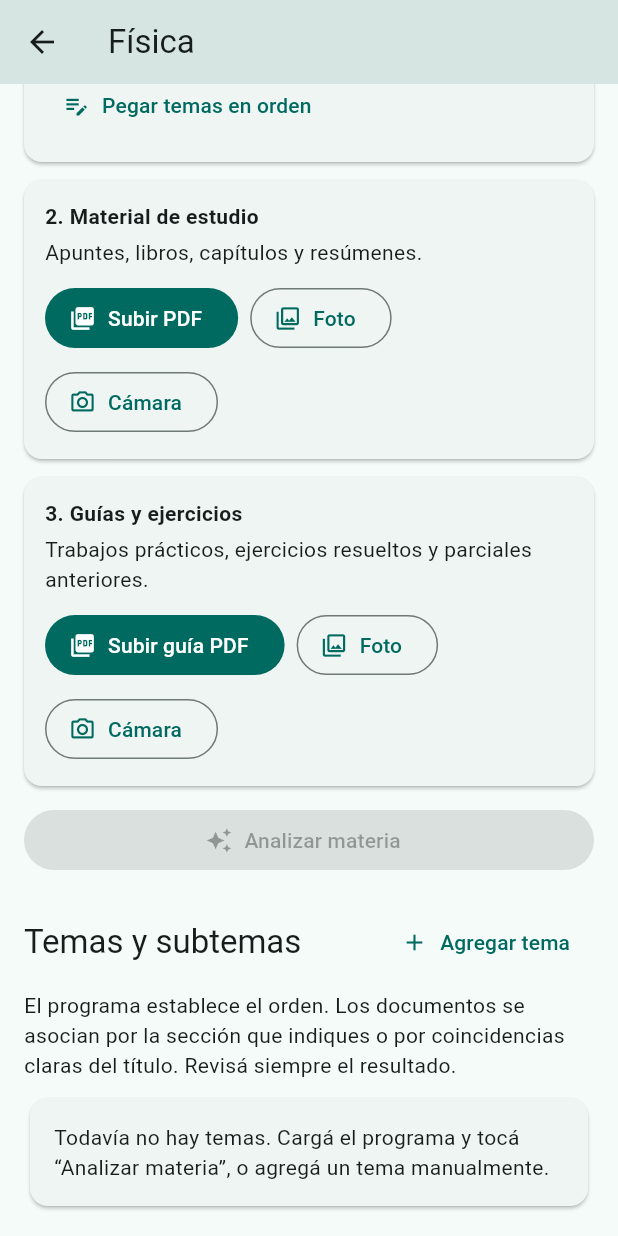
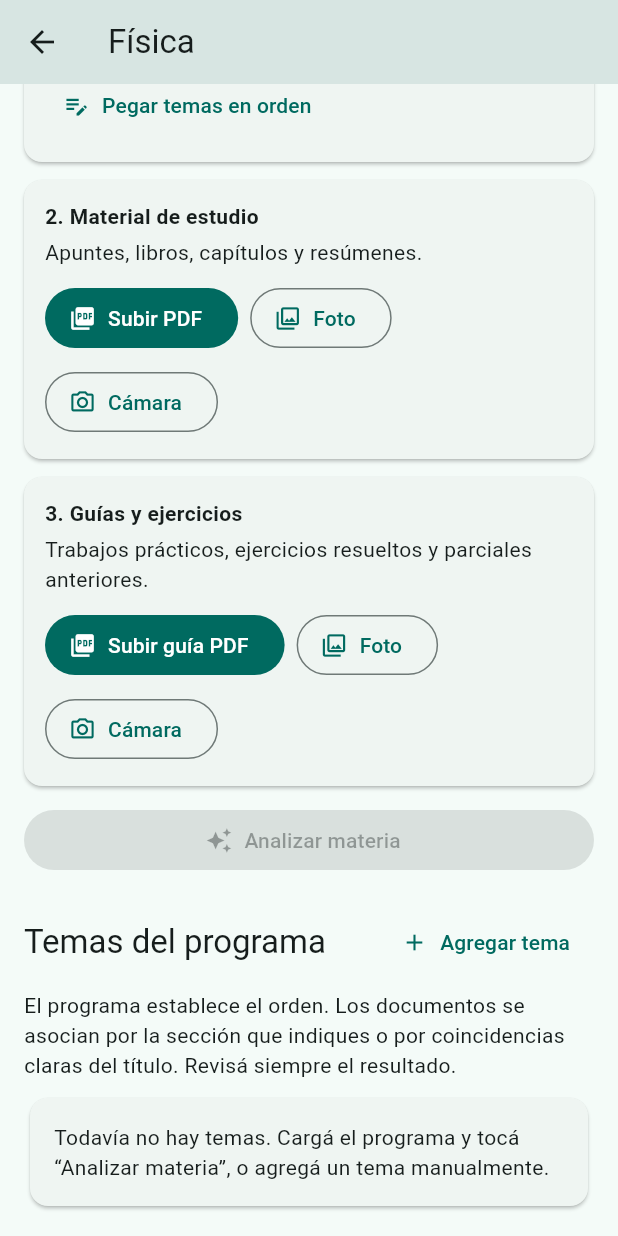
Before and after one commit to winnie141/life-rpg, a Flutter app: the _SubjectDetailPage screen opened directly with sample values from the repository, scrolled down 188 dp, on a phone screen of 412 x 824 dp. Run offline on Flutter 3.47's test engine with Material 3 defaults, Android fonts, the phone set to English and light mode, and no system bars; our stand-ins replace file_picker, image_picker, open_filex, shared_preferences; missing offline and left inert: google_mlkit_text_recognition, syncfusion_flutter_pdf; accounts and stored records are empty.

Commit message:
Clarify syllabus topic list label

```diff
--- a/lib/subject_library_screen.dart
+++ b/lib/subject_library_screen.dart
@@ -739,7 +739,7 @@ class _SubjectDetailPageState extends State<_SubjectDetailPage> {
           ),
           const SizedBox(height: 20),
           Row(children: [
-            Expanded(child: Text('Temas y subtemas', style: Theme.of(context).textTheme.titleLarge)),
+            Expanded(child: Text('Temas del programa', style: Theme.of(context).textTheme.titleLarge)),
             TextButton.icon(
               onPressed: () async { await widget.onAddManualTopic(); if (mounted) setState(() {}); },
               icon: const Icon(Icons.add), label: const Text('Agregar tema')),
```
